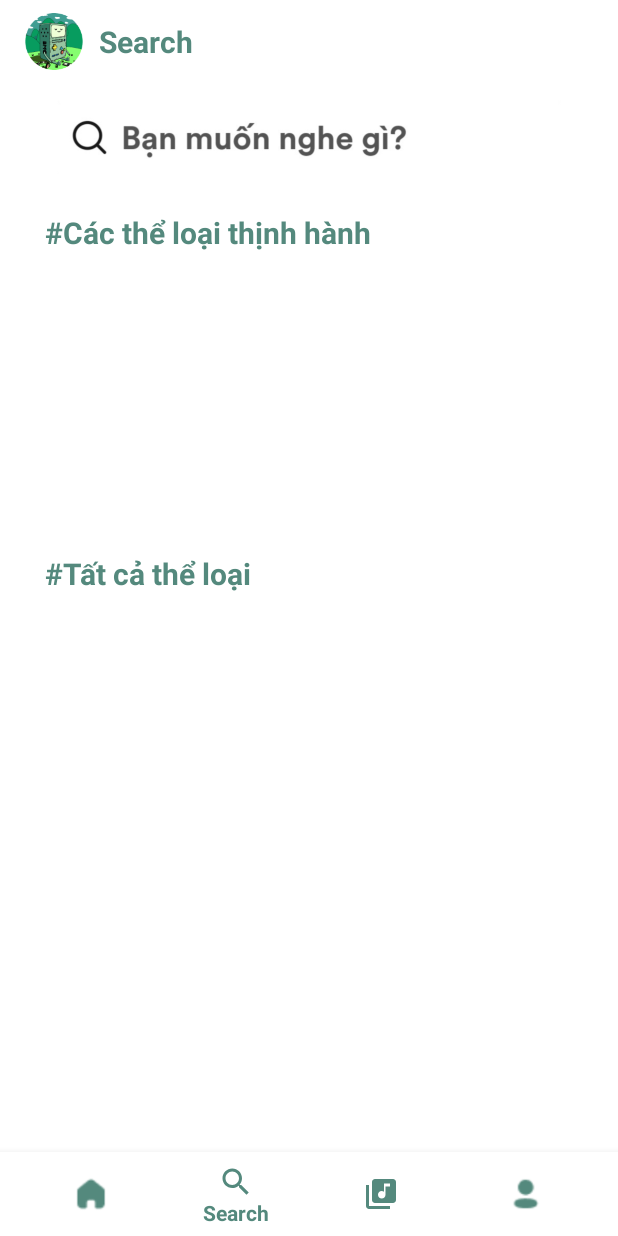
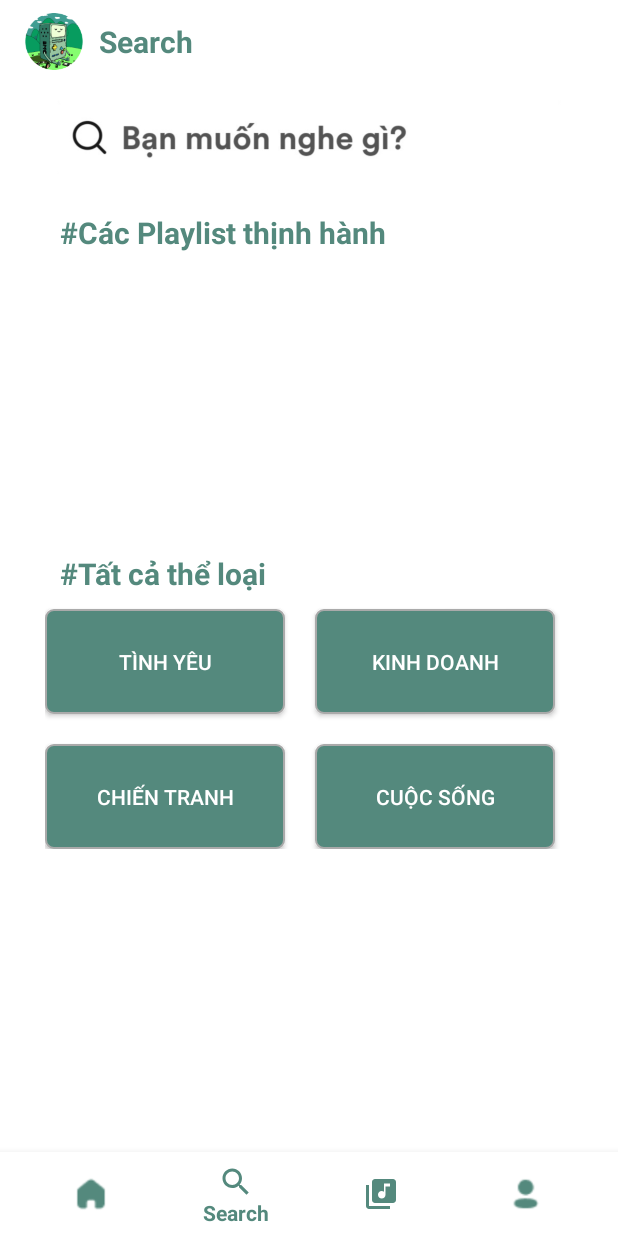
Before and after one commit to Quangcutezz/Audio_Book, an Android app built with Jetpack Compose: the SearchFragment screen opened through its navigation route, on a phone screen of 412 x 824 dp. Run offline under Robolectric (Android 15) with nearby library versions, the light colour scheme and no system bars; our stand-ins replace Firebase (no records; nobody signed in at launch, a user with empty details on screens opened directly), Picasso, navigation-ui.

Commit message:
update code 16h32p 13/12/2023

```diff
--- a/app/src/main/AndroidManifest.xml
+++ b/app/src/main/AndroidManifest.xml
@@ -16,6 +16,9 @@
         android:theme="@style/Theme.AppCompat.Light.NoActionBar"
         tools:targetApi="31">
         <activity
+            android:name=".DetailType"
+            android:exported="false" />
+        <activity
             android:name=".Searching"
             android:exported="false" />
         <activity
@@ -30,7 +33,7 @@
         </activity>
         <activity
             android:name=".play_book"
-            android:exported="true"></activity>
+            android:exported="true" />
         <activity
             android:name=".user_screen"
             android:exported="true">
--- a/app/src/main/java/com/example/audiobook/ui/search/SearchFragment.kt
+++ b/app/src/main/java/com/example/audiobook/ui/search/SearchFragment.kt
@@ -11,6 +11,7 @@ import androidx.fragment.app.Fragment
 import androidx.recyclerview.widget.LinearLayoutManager
 import androidx.recyclerview.widget.RecyclerView
 import audiobook
+import com.example.audiobook.DetailType
 import com.example.audiobook.GenreAdapter
 import com.example.audiobook.R
 import com.example.audiobook.Searching
@@ -26,6 +27,15 @@ class SearchFragment : Fragment() {
     private var _binding: FragmentSearchBinding? = null
     private lateinit var recyclerView: RecyclerView
     private lateinit var searchButton: Button
+    private lateinit var typeBut1: Button
+    private lateinit var typeBut2: Button
+    private lateinit var typeBut3: Button
+    private lateinit var typeBut4: Button
+    // Khai báo ID cho từng button
+    private val BUTTON_ID_1 = 1
+    private val BUTTON_ID_2 = 2
+    private val BUTTON_ID_3 = 3
+    private val BUTTON_ID_4 = 4
     private val binding get() = _binding!!
 
     override fun onCreateView(
@@ -35,6 +45,16 @@ class SearchFragment : Fragment() {
     ): View? {
         _binding = FragmentSearchBinding.inflate(inflater, container, false)
         val root: View = binding.root
+
+        typeBut1 = binding.but1
+        typeBut2 = binding.but2
+        typeBut3 = binding.but3
+        typeBut4 = binding.but4
+        onButtonTypeListener(typeBut1,BUTTON_ID_1)
+        onButtonTypeListener(typeBut2,BUTTON_ID_2)
+        onButtonTypeListener(typeBut3,BUTTON_ID_3)
+        onButtonTypeListener(typeBut4,BUTTON_ID_4)
+
 
         searchButton = binding.searchButton
         searchButton.setOnClickListener {
@@ -112,7 +132,14 @@ class SearchFragment : Fragment() {
             }
         })
     }
+    private fun onButtonTypeListener(button: Button,buttonId: Int){
+        button.setOnClickListener{
 
+            val intent = Intent(requireContext(), DetailType::class.java)
+            intent.putExtra("buttonId", buttonId)
+            startActivity(intent)
+        }
+    }
     override fun onDestroyView() {
         super.onDestroyView()
         _binding = null
--- /dev/null
+++ b/app/src/main/res/drawable/custom_type.xml
@@ -0,0 +1,18 @@
+<?xml version="1.0" encoding="utf-8"?>
+<selector xmlns:android="http://schemas.android.com/apk/res/android">
+    <item android:state_enabled="true" android:state_focused="true">
+        <shape android:shape="rectangle">
+            <solid android:color="#F6F6F6"/>
+            <corners android:radius="5dp"/>
+            <stroke android:color="@color/design_default_color_primary" android:width="1dp"/>
+        </shape>
+    </item>
+
+    <item android:state_enabled="true">
+        <shape android:shape="rectangle">
+            <solid android:color="#54897D"/>
+            <corners android:radius="5dp"/>
+            <stroke android:color="@android:color/darker_gray" android:width="1dp"/>
+        </shape>
+    </item>
+</selector>
--- a/app/src/main/res/layout/fragment_search.xml
+++ b/app/src/main/res/layout/fragment_search.xml
@@ -26,6 +26,8 @@
         android:layout_marginTop="65dp"
         app:layout_constraintStart_toStartOf="parent"
         android:orientation="vertical"
+        android:layout_marginStart="10dp"
+        android:layout_marginEnd="10dp"
         app:layout_constraintTop_toBottomOf="@id/searchButton" >
 
         <ScrollView
@@ -66,6 +68,60 @@
                     android:layout_marginLeft="30dp"
                     android:layout_marginTop="20dp"
                     />
+                <androidx.constraintlayout.widget.ConstraintLayout
+                    android:layout_width="match_parent"
+                    android:layout_marginStart="20dp"
+                    android:layout_marginEnd="20dp"
+                    android:layout_height="wrap_content">
+
+                    <Button
+                        android:id="@+id/but1"
+                        android:layout_width="160dp"
+                        android:layout_height="70dp"
+                        android:layout_marginTop="10dp"
+                        android:text="@string/typeBut1"
+                        android:textColor="@color/white"
+                        android:background="@drawable/custom_type"
+                        app:layout_constraintStart_toStartOf="parent"
+                        app:layout_constraintTop_toTopOf="parent"
+                        tools:ignore="SpeakableTextPresentCheck" />
+                    <Button
+                        android:id="@+id/but2"
+                        android:layout_width="160dp"
+                        android:layout_height="70dp"
+                        android:text="@string/typeBut2"
+                        android:layout_marginTop="10dp"
+                        android:textColor="@color/white"
+                        android:layout_marginStart="20dp"
+                        android:background="@drawable/custom_type"
+                        app:layout_constraintStart_toEndOf="@+id/but1"
+                        app:layout_constraintTop_toTopOf="parent"
+                        tools:ignore="SpeakableTextPresentCheck" />
+                    <Button
+                        android:id="@+id/but3"
+                        android:layout_width="160dp"
+                        android:layout_height="70dp"
+                        android:text="@string/typeBut3"
+                        android:textColor="@color/white"
+                        android:layout_marginTop="20dp"
+                        android:background="@drawable/custom_type"
+                        app:layout_constraintStart_toStartOf="parent"
+                        app:layout_constraintTop_toBottomOf="@id/but1"
+                        tools:ignore="SpeakableTextPresentCheck" />
+                    <Button
+                        android:id="@+id/but4"
+                        android:layout_width="160dp"
+                        android:layout_height="70dp"
+                        android:text="@string/typeBut4"
+                        android:textColor="@color/white"
+                        android:layout_marginTop="20dp"
+                        android:layout_marginStart="20dp"
+                        android:background="@drawable/custom_type"
+                        app:layout_constraintStart_toEndOf="@+id/but3"
+                        app:layout_constraintTop_toBottomOf="@id/but2"
+                        tools:ignore="SpeakableTextPresentCheck" />
+
+                </androidx.constraintlayout.widget.ConstraintLayout>
             </LinearLayout>
         </ScrollView>
     </LinearLayout>
--- a/app/src/main/res/values/strings.xml
+++ b/app/src/main/res/values/strings.xml
@@ -8,6 +8,11 @@
     <string name="title_home">Home Page</string>
     <string name="title_search">Search</string>
     <string name="title_music">Music</string>
+    <string name="typeBut1">Tình Yêu</string>
+    <string name="typeBut2">Kinh Doanh</string>
+    <string name="typeBut3">Chiến Tranh</string>
+    <string name="typeBut4">Cuộc Sống</string>
+    <string name="More">Thể loại khác </string>
     <string name="title_profile">Profile</string>
     <string name="all">Tất cả</string>
     <string name="finding">Tìm kiếm AudioBook, thể loại,</string>
@@ -21,7 +26,7 @@
     <string name="Top">Tuyển tập hàng đầu</string>
     <string name="Author">Tác giả được yêu thích nhất</string>
     <string name="AllType">#Tất cả thể loại</string>
-    <string name="HotType">#Các thể loại thịnh hành</string>
+    <string name="HotType">#Các Playlist thịnh hành</string>
     <string name="SearchHint">Nhập nội dung bạn cần tìm</string>
     <string name="Love">Tình Yêu</string>
     <string name="authorDetail">Author</string>
```
Also changed, not shown: app/src/main/java/com/example/audiobook/DetailType.kt (added, +117 -0 lines), app/src/main/res/layout/activity_detail_type.xml (added, +88 -0 lines), app/src/main/res/drawable/image_4.png (added), app/src/main/res/drawable/image_5.png (added).
